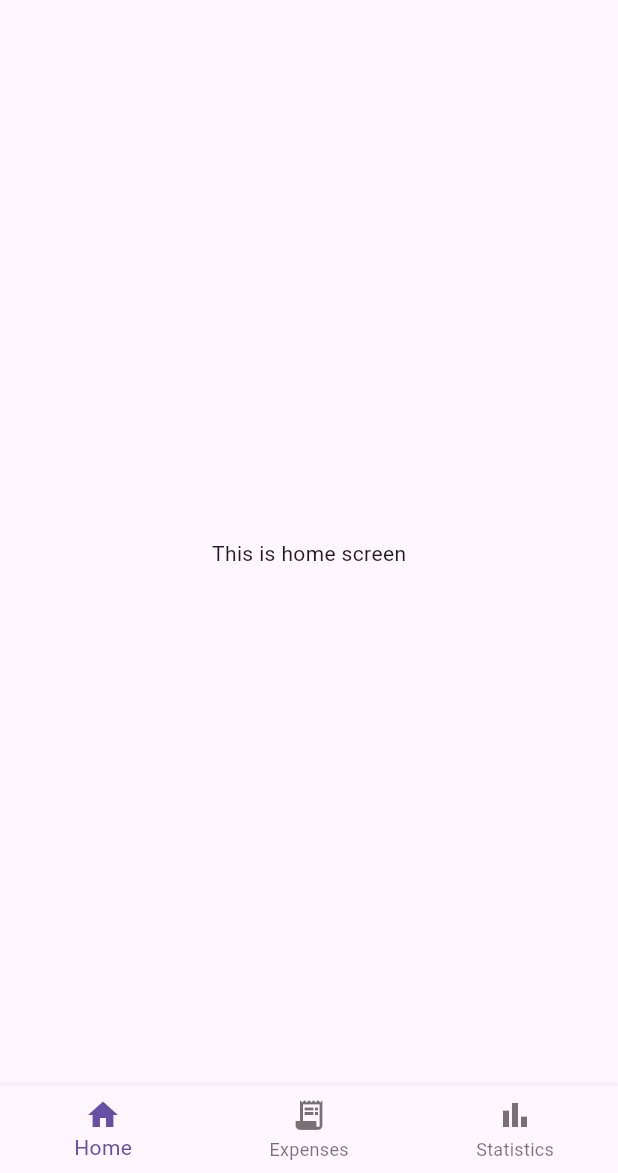
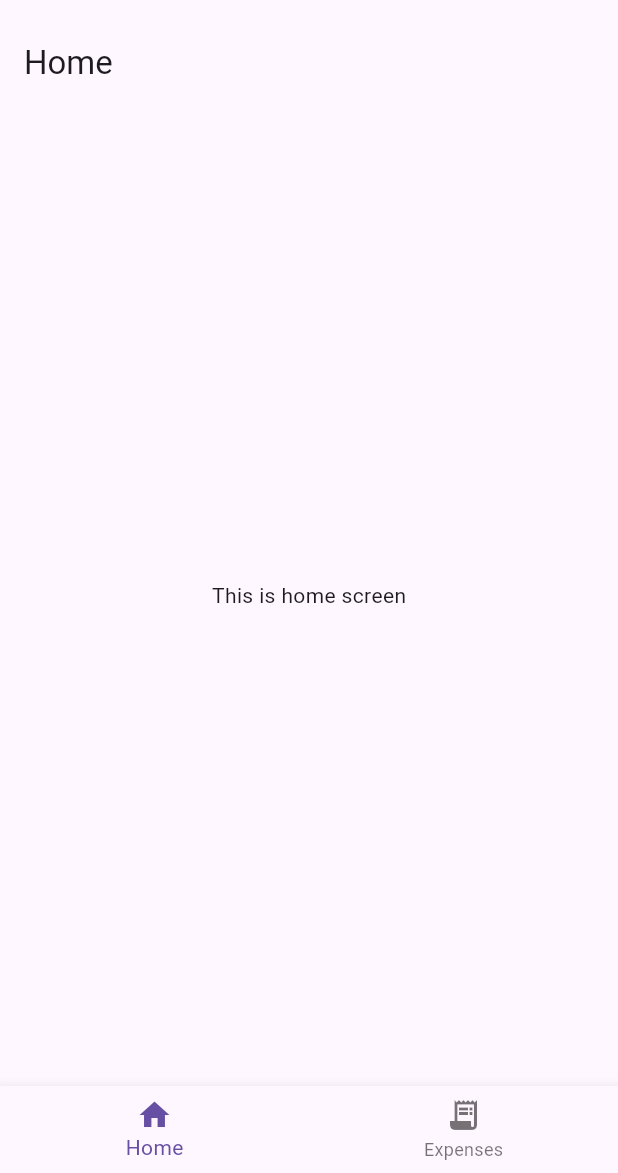
Before and after one commit to 1nonlybrucee/flutter-practice, a Flutter app: the screen it shows after launch, on a phone screen of 412 x 824 dp, the part 63-1236 px from its top. Run offline on Flutter 3.47's test engine with Material 3 defaults, Android fonts, the light colour scheme and no system bars.

Commit message:
chore: mark expense tracker v2 as unfinished

```diff
--- a/project_04_expense_tracker_v2/lib/navigation/navigation.dart
+++ b/project_04_expense_tracker_v2/lib/navigation/navigation.dart
@@ -21,10 +21,10 @@ class Navigation extends StatelessWidget {
           icon: Icon(Icons.receipt_long),
           label: "Expenses",
         ),
-        BottomNavigationBarItem(
-          icon: Icon(Icons.bar_chart),
-          label: "Statistics",
-        ),
+        // BottomNavigationBarItem(
+        //   icon: Icon(Icons.bar_chart),
+        //   label: "Statistics",
+        // ),
       ],
     );
   }
--- a/project_04_expense_tracker_v2/lib/pages/expenses_screen.dart
+++ b/project_04_expense_tracker_v2/lib/pages/expenses_screen.dart
@@ -6,7 +6,8 @@ import '../services/expense_service.dart';
 import '../models/expense.dart';
 
 class ExpensesScreen extends StatefulWidget {
-  const ExpensesScreen({super.key});
+  final expenseService;
+  const ExpensesScreen({required this.expenseService, super.key});
 
   @override
   State<ExpensesScreen> createState() => _ExpensesScreenState();
--- a/project_04_expense_tracker_v2/lib/pages/home_page.dart
+++ b/project_04_expense_tracker_v2/lib/pages/home_page.dart
@@ -1,7 +1,10 @@
 import 'package:flutter/material.dart';
+
 import 'package:project_04_expense_tracker_v2/pages/expenses_screen.dart';
 import 'package:project_04_expense_tracker_v2/pages/home_screen.dart';
 import 'package:project_04_expense_tracker_v2/pages/stats_screen.dart';
+import 'package:project_04_expense_tracker_v2/services/expense_service.dart';
+
 import '/navigation/navigation.dart';
 
 class HomePage extends StatefulWidget {
@@ -12,23 +15,34 @@ class HomePage extends StatefulWidget {
 }
 
 class _HomePageState extends State<HomePage> {
+  final ExpenseService expenseService = ExpenseService();
+
   int _selectedIndex = 0;
 
-  final List<Widget> _pages = [
-    const HomeScreen(),
-    const ExpensesScreen(),
-    const StatsScreen(),
-  ];
+  late final List<Widget> _pages;
+
+  @override
+  void initState() {
+    super.initState();
+
+    _pages = [
+      const HomeScreen(),
+      ExpensesScreen(expenseService: expenseService),
+      const StatsScreen(),
+    ];
+  }
 
   void _onNavTapped(int index) {
-    setState(() => _selectedIndex = index);
+    setState(() {
+      _selectedIndex = index;
+    });
   }
 
   @override
   Widget build(BuildContext context) {
     return Scaffold(
-      appBar: AppBar(title: Text("Expense Tracker")),
-      body: _pages[_selectedIndex],
+      appBar: AppBar(title: const Text("Expense Tracker")),
+      body: IndexedStack(index: _selectedIndex, children: _pages),
       bottomNavigationBar: Navigation(
         currentIndex: _selectedIndex,
         onTap: _onNavTapped,
--- a/project_04_expense_tracker_v2/lib/pages/home_screen.dart
+++ b/project_04_expense_tracker_v2/lib/pages/home_screen.dart
@@ -5,6 +5,9 @@ class HomeScreen extends StatelessWidget {
 
   @override
   Widget build(BuildContext context) {
-    return Scaffold(body: Center(child: Text("This is home screen")));
+    return Scaffold(
+      appBar: AppBar(title: Text('Home')),
+      body: Center(child: Text("This is home screen")),
+    );
   }
 }
```
Also changed, not shown: project_04_expense_tracker_v2/lib/widgets/add_expense_dialog.dart (+5 -2 lines), 1 other file.
